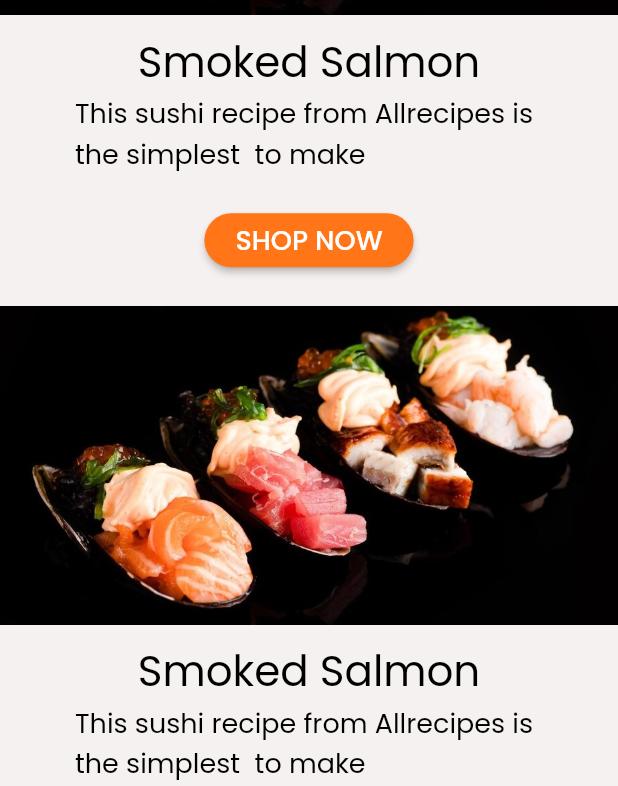
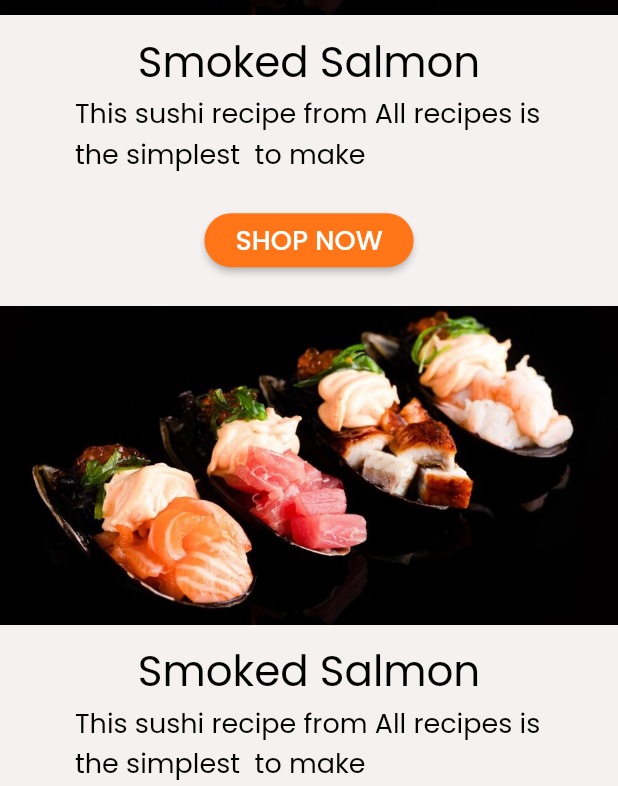
Before and after one commit to marcoemad02/souchi, a Flutter app: the screen it shows after launch, scrolled down 1728 dp, on a phone screen of 412 x 824 dp. Shown: the part 447-1233 px from the top of the screen. Run offline on Flutter 3.47's test engine with Material 2 defaults, Android fonts, the phone set to English and light mode, and no system bars; our stand-ins replace flutter_svg, get, go_router.

Commit message:
added const all over the project 🥱

```diff
--- a/lib/views/pages/ProfilePage/components/profile_pic.dart
+++ b/lib/views/pages/ProfilePage/components/profile_pic.dart
@@ -24,7 +24,7 @@ class ProfilePic extends StatelessWidget {
                 width: 3.0,
               ),
             ),
-            child: CircleAvatar(
+            child: const CircleAvatar(
               backgroundImage: AssetImage("assets/image/IMG_4048h.png"),
             ),
           ),
@@ -40,10 +40,10 @@ class ProfilePic extends StatelessWidget {
                 style: TextButton.styleFrom(
                   shape: RoundedRectangleBorder(
                     borderRadius: BorderRadius.circular(50),
-                    side: BorderSide(color: Colors.white),
+                    side: const BorderSide(color: Colors.white),
                   ),
                   primary: Colors.white,
-                  backgroundColor: Color(0xFFF5F6F9),
+                  backgroundColor: const Color(0xFFF5F6F9),
                 ),
                 onPressed: () {},
                 child: SvgPicture.asset("assets/icons/Camera Icon.svg"),
--- a/lib/views/pages/ProfilePage/profile_screen.dart
+++ b/lib/views/pages/ProfilePage/profile_screen.dart
@@ -5,12 +5,14 @@ import 'package:flutter/material.dart';
 import 'components/body.dart';
 
 class ProfileScreen extends StatelessWidget {
+  const ProfileScreen({super.key});
+
   //static String routeName = "/profile";
   @override
   Widget build(BuildContext context) {
     return Scaffold(
       appBar: AppBar(
-        backgroundColor: Color(0xffFF7517),
+        backgroundColor: const Color(0xffFF7517),
         title: const Text("MY PROFILE ", style: TextStyle(fontFamily: "Poppins",),),
       ),
       body: Body(),
--- a/lib/views/pages/home_page.dart
+++ b/lib/views/pages/home_page.dart
@@ -19,13 +19,13 @@ class HomePage extends StatelessWidget {
           SliverToBoxAdapter(
             child: Column(
               children: [
-                SizedBox(height: 10,),
-                LocationWidget(),
-                SizedBox(height: 10,),
+                const SizedBox(height: 10,),
+                const LocationWidget(),
+                const SizedBox(height: 10,),
                 Image.asset('assets/image/homeimage.jpg'),
                 const SizedBox(height: 10),
-                Row(
-                  children: const [
+                const Row(
+                  children: [
                     Padding(
                       padding: EdgeInsets.symmetric(horizontal: 20),
                       child: Text(
@@ -39,7 +39,7 @@ class HomePage extends StatelessWidget {
                 const SizedBox(height: 20),
                 const Category(),
                 const SizedBox(height: 20),
-               BesteSellerList(),
+               const BesteSellerList(),
               ],
             ),
           ),
--- a/lib/views/widgets/category_icon.dart
+++ b/lib/views/widgets/category_icon.dart
@@ -19,7 +19,7 @@ class Category extends StatelessWidget {
           children: [
             GestureDetector(
               onTap: () {
-               Get.to(RawCategoryPage());
+               Get.to(const RawCategoryPage());
               },
               child: const CircleAvatar(
                 radius: 50,
@@ -42,7 +42,7 @@ class Category extends StatelessWidget {
           children:  [
             GestureDetector(
               onTap: () {
-                Get.to(FriedCategoryPage());
+                Get.to(const FriedCategoryPage());
               },
               child:const  CircleAvatar(
                 radius: 50,
@@ -65,7 +65,7 @@ class Category extends StatelessWidget {
           children:  [
             GestureDetector(
               onTap: () {
-               Get.to(SaucesCategoryPage());
+               Get.to(const SaucesCategoryPage());
               },
               child:const  CircleAvatar(
                 radius: 50,
--- a/lib/views/widgets/popular_list.dart
+++ b/lib/views/widgets/popular_list.dart
@@ -19,9 +19,9 @@ class BestSellerListViewItem extends StatelessWidget {
         const Text('Smoked Salmon',style: TextStyle(fontSize:28,fontFamily: kfontPop,color: Colors.black),),
         const Padding(
           padding: EdgeInsets.symmetric(horizontal:50),
-          child: Text('This sushi recipe from Allrecipes is the simplest  to make ',style: TextStyle(fontSize:18,fontFamily: kfontPop,color: Colors.black),),
+          child: Text('This sushi recipe from All recipes is the simplest  to make ',style: TextStyle(fontSize:18,fontFamily: kfontPop,color: Colors.black),),
         ),
-        SizedBox(height: 20,),
+        const SizedBox(height: 20,),
         ElevatedButton(
           onPressed: () {},
 
```
Also changed, not shown: lib/views/pages/ProfilePage/components/body.dart (+6 -6 lines), lib/views/pages/ProfilePage/components/profile_menu.dart (+5 -5 lines), lib/views/widgets/location_widget.dart (+5 -5 lines), pubspec.lock, 1 other file.
